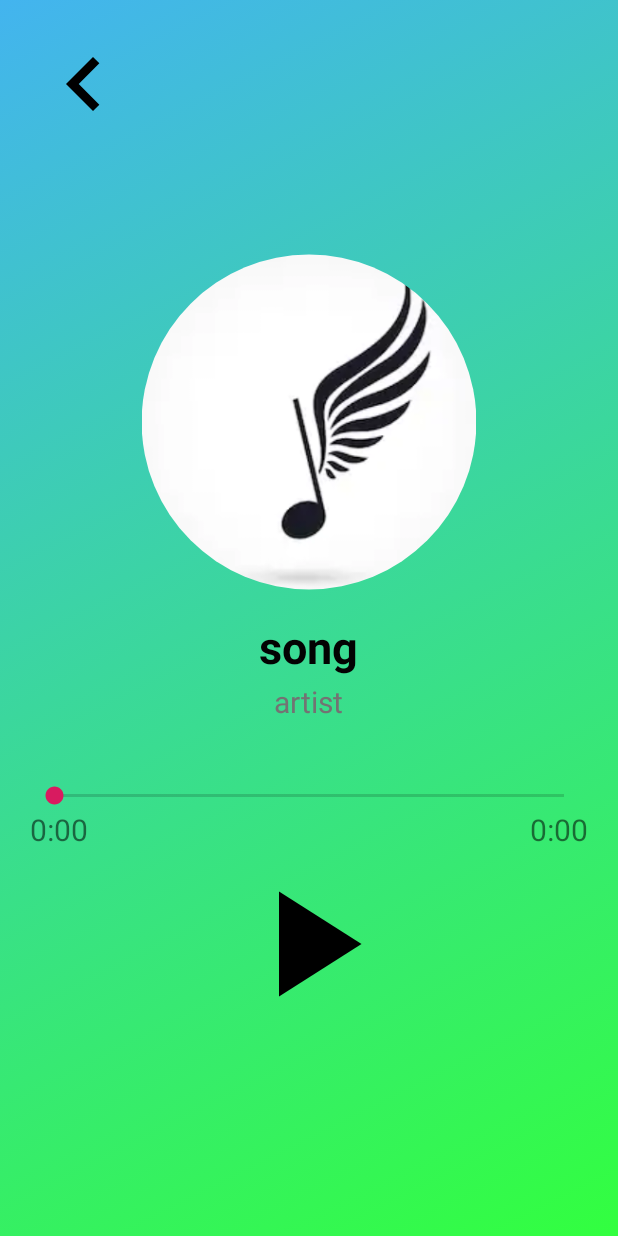
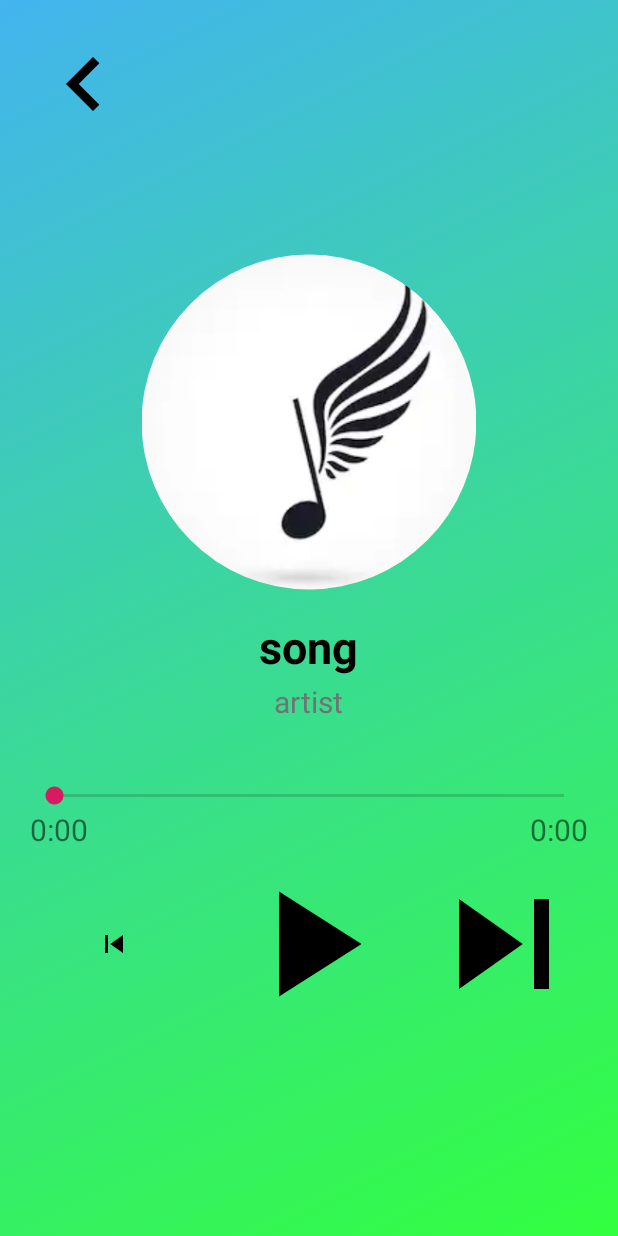
Before and after one commit to ryantheboi/Music-Player, an Android app: the screen it shows after launch (MainActivity), after a tap on an icon or button, on a phone screen of 412 x 824 dp. Run offline under Robolectric (Android 15) with nearby library versions, the light colour scheme and no system bars; libraries missing offline, so code that uses them is left out: androidx.palette.graphics; plain views replace CircularImageView; 1 other tap on this screen came first.

Commit message:
added buttons for prev and next to main activity

```diff
--- a/app/src/main/java/com/example/musicplayer/MainActivity.java
+++ b/app/src/main/java/com/example/musicplayer/MainActivity.java
@@ -52,6 +52,8 @@ public class MainActivity
     private Button albumArt_btn;
     private ImageButton musicList;
     private ImageButton pauseplay;
+    private ImageButton next_btn;
+    private ImageButton prev_btn;
     private RelativeLayout relativeLayout;
     private AnimationDrawable animationDrawable;
     private GradientDrawable gradient1;
@@ -65,7 +67,9 @@ public class MainActivity
     private NotificationManagerCompat notificationManager;
     private NotificationCompat.Builder notificationBuilder;
     private Notification notificationChannel1;
-    private Intent serviceIntent;
+    private Intent mainPausePlayIntent;
+    private Intent mainPrevIntent;
+    private Intent mainNextIntent;
     private Intent pauseplayIntent;
     private Intent prevIntent;
     private Intent nextIntent;
@@ -111,7 +115,6 @@ public class MainActivity
             }
         });
 
-        serviceIntent = new Intent(this, MusicPlayerService.class);
         setVolumeControlStream(AudioManager.STREAM_MUSIC);
         mediaSession = new MediaSessionCompat(this, "media");
         notificationManager = NotificationManagerCompat.from(this);
@@ -161,21 +164,35 @@ public class MainActivity
             }
         });
 
+        // init pauseplay, prev, and next buttons
         pauseplay = findViewById((R.id.btn_play));
-
+        mainPausePlayIntent = new Intent(this, MusicPlayerService.class);
+        mainPausePlayIntent.putExtra("pauseplay", mainMessenger);
         pauseplay.setOnClickListener(new View.OnClickListener(){
             @Override
             public void onClick(View view){
-
-                switch(view.getId()){
-                    case R.id.btn_play:
-                        Messenger mainMessenger = new Messenger(new MessageHandler());
-                        serviceIntent.putExtra("pauseplay", mainMessenger);
-                        startService(serviceIntent);
-                        break;
-                }
+                startService(mainPausePlayIntent);
             }
         });
+        prev_btn = findViewById((R.id.btn_prev));
+        mainPrevIntent = new Intent(this, MusicPlayerService.class);
+        mainPrevIntent.putExtra("prev", mainMessenger);
+        prev_btn.setOnClickListener(new View.OnClickListener(){
+            @Override
+            public void onClick(View view){
+                startService(mainPrevIntent);
+            }
+        });
+        next_btn = findViewById((R.id.btn_next));
+        mainNextIntent = new Intent(this, MusicPlayerService.class);
+        mainNextIntent.putExtra("next", mainMessenger);
+        next_btn.setOnClickListener(new View.OnClickListener(){
+            @Override
+            public void onClick(View view){
+                startService(mainNextIntent);
+            }
+        });
+
     }
 
     // helper function to convert time in milliseconds to HH:MM:SS format
@@ -233,9 +250,9 @@ public class MainActivity
 
         // create intents for the notification action buttons
         Messenger notificationMessenger = new Messenger(new MessageHandler());
-        prevIntent = new Intent(this, MusicPlayerService.class).putExtra("notificationPrev", notificationMessenger);
+        prevIntent = new Intent(this, MusicPlayerService.class).putExtra("prev", notificationMessenger);
         pauseplayIntent =  new Intent(this, MusicPlayerService.class).putExtra("pauseplay", notificationMessenger);
-        nextIntent = new Intent(this, MusicPlayerService.class).putExtra("notificationNext", notificationMessenger);
+        nextIntent = new Intent(this, MusicPlayerService.class).putExtra("next", notificationMessenger);
 
         notificationBuilder = new NotificationCompat.Builder(getApplicationContext(), CHANNEL_ID_1)
                 .setVisibility(NotificationCompat.VISIBILITY_PUBLIC)
@@ -244,9 +261,9 @@ public class MainActivity
                 .setContentTitle("song")
                 .setContentText("artist")
                 .setLargeIcon(largeImage)
-                .addAction(R.drawable.ic_prev, "prev", PendingIntent.getService(this, 0, prevIntent, PendingIntent.FLAG_UPDATE_CURRENT))
+                .addAction(R.drawable.ic_prev24dp, "prev", PendingIntent.getService(this, 0, prevIntent, PendingIntent.FLAG_UPDATE_CURRENT))
                 .addAction(R.drawable.ic_play24dp, "play", PendingIntent.getService(this, 1, pauseplayIntent, PendingIntent.FLAG_UPDATE_CURRENT))
-                .addAction(R.drawable.ic_next, "next", PendingIntent.getService(this, 2, nextIntent, PendingIntent.FLAG_UPDATE_CURRENT))
+                .addAction(R.drawable.ic_next24dp, "next", PendingIntent.getService(this, 2, nextIntent, PendingIntent.FLAG_UPDATE_CURRENT))
                 .setPriority(NotificationCompat.PRIORITY_MIN)
                 .setOngoing(true)
                 .setContentIntent(contentIntent)
--- a/app/src/main/java/com/example/musicplayer/MusicPlayerService.java
+++ b/app/src/main/java/com/example/musicplayer/MusicPlayerService.java
@@ -129,12 +129,12 @@ public class MusicPlayerService
                         }
                         audioFocusToggleMedia();
                         break;
-                    case "notificationPrev":
-                        messenger = intent.getParcelableExtra("notificationPrev");
+                    case "prev":
+                        messenger = intent.getParcelableExtra("prev");
                         Toast.makeText(this, "received notification: prev", Toast.LENGTH_SHORT).show();
                         break;
-                    case "notificationNext":
-                        messenger = intent.getParcelableExtra("notificationNext");
+                    case "next":
+                        messenger = intent.getParcelableExtra("next");
                         Toast.makeText(this, "received notification: next", Toast.LENGTH_SHORT).show();
                         break;
                     case "seekbarDuration":
--- a/app/src/main/res/drawable-v24/ic_next.xml
+++ b/app/src/main/res/drawable-v24/ic_next.xml
@@ -1,6 +1,6 @@
 <vector xmlns:android="http://schemas.android.com/apk/res/android"
-        android:width="24dp"
-        android:height="24dp"
+        android:width="120dp"
+        android:height="120dp"
         android:viewportWidth="24.0"
         android:viewportHeight="24.0">
     <path
--- /dev/null
+++ b/app/src/main/res/drawable-v24/ic_next24dp.xml
@@ -0,0 +1,9 @@
+<vector xmlns:android="http://schemas.android.com/apk/res/android"
+        android:width="24dp"
+        android:height="24dp"
+        android:viewportWidth="24.0"
+        android:viewportHeight="24.0">
+    <path
+        android:fillColor="#FF000000"
+        android:pathData="M6,18l8.5,-6L6,6v12zM16,6v12h2V6h-2z"/>
+</vector>
--- /dev/null
+++ b/app/src/main/res/drawable-v24/ic_prev24dp.xml
@@ -0,0 +1,9 @@
+<vector xmlns:android="http://schemas.android.com/apk/res/android"
+        android:width="24dp"
+        android:height="24dp"
+        android:viewportWidth="24.0"
+        android:viewportHeight="24.0">
+    <path
+        android:fillColor="#FF000000"
+        android:pathData="M6,6h2v12L6,18zM9.5,12l8.5,6L18,6z"/>
+</vector>
--- a/app/src/main/res/layout/activity_main.xml
+++ b/app/src/main/res/layout/activity_main.xml
@@ -93,6 +93,28 @@
         android:background="#00000000"/>
 
     <ImageButton
+        android:id="@+id/btn_next"
+        android:layout_width="100dp"
+        android:layout_height="100dp"
+        android:layout_toRightOf="@+id/btn_play"
+        android:layout_below="@+id/seekBar"
+        android:layout_marginTop="40dp"
+        android:layout_marginLeft="30dp"
+        android:src="@drawable/ic_next"
+        android:background="#00000000"/>
+
+    <ImageButton
+        android:id="@+id/btn_prev"
+        android:layout_width="100dp"
+        android:layout_height="100dp"
+        android:layout_toLeftOf="@+id/btn_play"
+        android:layout_below="@+id/seekBar"
+        android:layout_marginTop="40dp"
+        android:layout_marginRight="30dp"
+        android:src="@drawable/ic_prev"
+        android:background="#00000000"/>
+
+    <ImageButton
         android:id="@+id/btn_musiclist"
         android:layout_width="wrap_content"
         android:layout_height="wrap_content"
```
